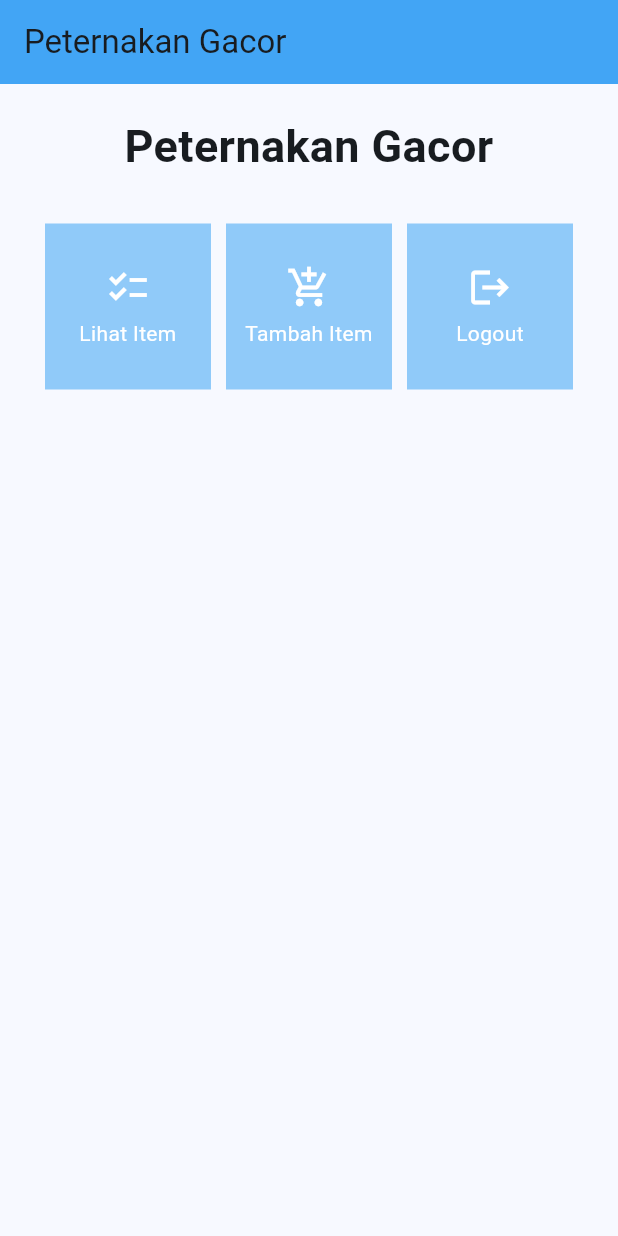
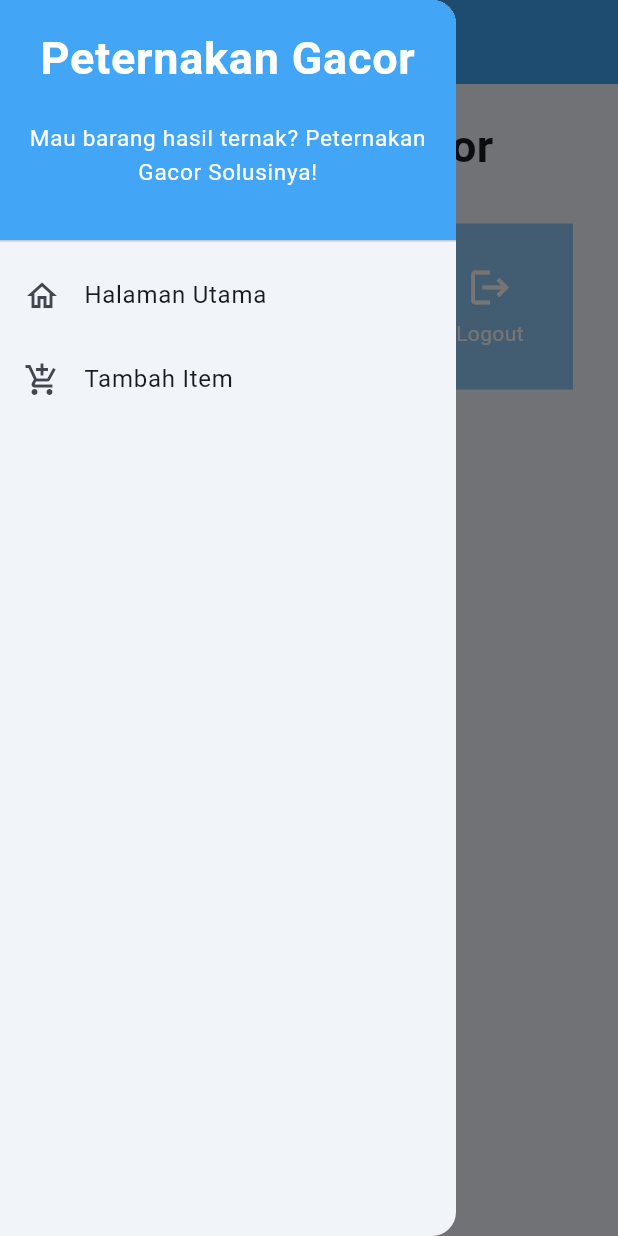
Before and after one commit to ternaksapi/peternakan-gacor-mobile, a Flutter app: the screen it shows after launch, with the side drawer open (before the commit the screen has no drawer), on a phone screen of 412 x 824 dp. Run offline on Flutter 3.47's test engine with Material 2 defaults, Android fonts, the light colour scheme and no system bars.

Commit message:
Tugas 8 Selesai

```diff
--- a/lib/main.dart
+++ b/lib/main.dart
@@ -1,5 +1,5 @@
 import 'package:flutter/material.dart';
-import 'package:peternakan_gacor/menu.dart';
+import 'package:peternakan_gacor/screens/menu.dart';
 
 void main() {
   runApp(const MyApp());
--- a/lib/menu.dart
+++ /dev/null
@@ -1,110 +0,0 @@
-import 'package:flutter/material.dart';
-
-class MyHomePage extends StatelessWidget {
-    MyHomePage({Key? key}) : super(key: key);
-
-    final List<ShopItem> items = [
-        ShopItem("Lihat Item", Icons.checklist),
-        ShopItem("Tambah Item", Icons.add_shopping_cart),
-        ShopItem("Logout", Icons.logout),
-    ];
-
-    @override
-    Widget build(BuildContext context) {
-        return Scaffold(
-        appBar: AppBar(
-        title: const Text(
-          'Peternakan Gacor',
-        ),
-        backgroundColor: Colors.blue.shade400,
-      ),
-      body: SingleChildScrollView(
-        // Widget wrapper yang dapat discroll
-        child: Padding(
-          padding: const EdgeInsets.all(10.0), // Set padding dari halaman
-          child: Column(
-            // Widget untuk menampilkan children secara vertikal
-            children: <Widget>[
-              const Padding(
-                padding: EdgeInsets.only(top: 10.0, bottom: 10.0),
-                // Widget Text untuk menampilkan tulisan dengan alignment center dan style yang sesuai
-                child: Text(
-                  'Peternakan Gacor', // Text yang menandakan toko
-                  textAlign: TextAlign.center,
-                  style: TextStyle(
-                    fontSize: 30,
-                    fontWeight: FontWeight.bold,
-                  ),
-                ),
-              ),
-              // Grid layout
-              GridView.count(
-                // `Container` pada card kita.
-                primary: true,
-                padding: const EdgeInsets.all(20),
-                crossAxisSpacing: 10,
-                mainAxisSpacing: 10,
-                crossAxisCount: 3,
-                shrinkWrap: true,
-                children: items.map((ShopItem item) {
-                  // Iterasi untuk setiap item
-                  return ShopCard(item);
-                }).toList(),
-              ),
-            ],
-          ),
-        ),
-      ),
-    );
-  }
-}
-class ShopItem {
-  final String name;
-  final IconData icon;
-
-  ShopItem(this.name, this.icon);
-}
-class ShopCard extends StatelessWidget {
-  final ShopItem item;
-
-  const ShopCard(this.item, {super.key}); // Constructor
-
-  @override
-  Widget build(BuildContext context) {
-    return Material(
-      color: Colors.blue.shade200,
-      child: InkWell(
-        // Area responsive terhadap sentuhan
-        onTap: () {
-          // Memunculkan SnackBar ketika diklik
-          ScaffoldMessenger.of(context)
-            ..hideCurrentSnackBar()
-            ..showSnackBar(SnackBar(
-                content: Text("Kamu telah menekan tombol ${item.name}!")));
-        },
-        child: Container(
-          // Container untuk menyimpan Icon dan Text
-          padding: const EdgeInsets.all(8),
-          child: Center(
-            child: Column(
-              mainAxisAlignment: MainAxisAlignment.center,
-              children: [
-                Icon(
-                  item.icon,
-                  color: Colors.white,
-                  size: 30.0,
-                ),
-                const Padding(padding: EdgeInsets.all(3)),
-                Text(
-                  item.name,
-                  textAlign: TextAlign.center,
-                  style: const TextStyle(color: Colors.white),
-      ),
-              ],
-            ),
-          ),
-        ),
-      ),
-    );
-  }
-}
--- /dev/null
+++ b/lib/screens/menu.dart
@@ -0,0 +1,64 @@
+import 'package:flutter/material.dart';
+import 'package:peternakan_gacor/widgets/left_drawer.dart';
+import 'package:peternakan_gacor/widgets/shop_card.dart';
+
+class MyHomePage extends StatelessWidget {
+  MyHomePage({Key? key}) : super(key: key);
+
+  final List<ShopItem> items = [
+    ShopItem("Lihat Item", Icons.checklist),
+    ShopItem("Tambah Item", Icons.add_shopping_cart),
+    ShopItem("Logout", Icons.logout),
+  ];
+
+  @override
+  Widget build(BuildContext context) {
+    return Scaffold(
+      appBar: AppBar(
+        title: const Text(
+          'Peternakan Gacor',
+        ),
+        backgroundColor: Colors.blue.shade400,
+        foregroundColor: Colors.white,
+      ),
+      drawer: const LeftDrawer(),
+      body: SingleChildScrollView(
+        // Widget wrapper yang dapat discroll
+        child: Padding(
+          padding: const EdgeInsets.all(10.0), // Set padding dari halaman
+          child: Column(
+            // Widget untuk menampilkan children secara vertikal
+            children: <Widget>[
+              const Padding(
+                padding: EdgeInsets.only(top: 10.0, bottom: 10.0),
+                // Widget Text untuk menampilkan tulisan dengan alignment center dan style yang sesuai
+                child: Text(
+                  'Peternakan Gacor', // Text yang menandakan toko
+                  textAlign: TextAlign.center,
+                  style: TextStyle(
+                    fontSize: 30,
+                    fontWeight: FontWeight.bold,
+                  ),
+                ),
+              ),
+              // Grid layout
+              GridView.count(
+                // `Container` pada card kita.
+                primary: true,
+                padding: const EdgeInsets.all(20),
+                crossAxisSpacing: 10,
+                mainAxisSpacing: 10,
+                crossAxisCount: 3,
+                shrinkWrap: true,
+                children: items.map((ShopItem item) {
+                  // Iterasi untuk setiap item
+                  return ShopCard(item);
+                }).toList(),
+              ),
+            ],
+          ),
+        ),
+      ),
+    );
+  }
+}
--- /dev/null
+++ b/lib/widgets/left_drawer.dart
@@ -0,0 +1,69 @@
+import 'package:flutter/material.dart';
+import 'package:peternakan_gacor/screens/menu.dart';
+import 'package:peternakan_gacor/screens/item_form.dart';
+
+class LeftDrawer extends StatelessWidget {
+  const LeftDrawer({super.key});
+
+  @override
+  Widget build(BuildContext context) {
+    return Drawer(
+      child: ListView(
+        children: [
+          const DrawerHeader(
+            decoration: BoxDecoration(
+              color: Color.fromARGB(255, 66, 165, 245),
+            ),
+            child: Column(
+              children: [
+                Text(
+                  'Peternakan Gacor',
+                  textAlign: TextAlign.center,
+                  style: TextStyle(
+                    fontSize: 30,
+                    fontWeight: FontWeight.bold,
+                    color: Colors.white,
+                  ),
+                ),
+                Padding(padding: EdgeInsets.all(10)),
+                Text(
+                  "Mau barang hasil ternak? Peternakan Gacor Solusinya!",
+                  textAlign: TextAlign.center,
+                  style: TextStyle(
+                    fontSize: 15,
+                    fontWeight: FontWeight.normal,
+                    color: Colors.white,
+                  ),
+                ),
+              ],
+            ),
+          ),
+          ListTile(
+            leading: const Icon(Icons.home_outlined),
+            title: const Text('Halaman Utama'),
+            // Bagian redirection ke MyHomePage
+            onTap: () {
+              Navigator.pushReplacement(
+                  context,
+                  MaterialPageRoute(
+                    builder: (context) => MyHomePage(),
+                  ));
+            },
+          ),
+          ListTile(
+            leading: const Icon(Icons.add_shopping_cart),
+            title: const Text('Tambah Item'),
+            // Bagian redirection ke ShopFormPage
+            onTap: () {
+              Navigator.pushReplacement(
+                  context,
+                  MaterialPageRoute(
+                    builder: (context) => const ItemFormPage(),
+                  ));
+            },
+          ),
+        ],
+      ),
+    );
+  }
+}
--- /dev/null
+++ b/lib/widgets/shop_card.dart
@@ -0,0 +1,59 @@
+import 'package:flutter/material.dart';
+import 'package:peternakan_gacor/screens/item_form.dart';
+
+class ShopItem {
+  final String name;
+  final IconData icon;
+
+  ShopItem(this.name, this.icon);
+}
+
+class ShopCard extends StatelessWidget {
+  final ShopItem item;
+
+  const ShopCard(this.item, {super.key}); // Constructor
+
+  @override
+  Widget build(BuildContext context) {
+    return Material(
+      color: Colors.blue.shade200,
+      child: InkWell(
+        // Area responsive terhadap sentuhan
+        onTap: () {
+          // Memunculkan SnackBar ketika diklik
+          ScaffoldMessenger.of(context)
+            ..hideCurrentSnackBar()
+            ..showSnackBar(SnackBar(
+                content: Text("Kamu telah menekan tombol ${item.name}!")));
+
+          if (item.name == "Tambah Item") {
+            Navigator.push(context,
+                MaterialPageRoute(builder: (context) => const ItemFormPage()));
+          }
+        },
+        child: Container(
+          // Container untuk menyimpan Icon dan Text
+          padding: const EdgeInsets.all(8),
+          child: Center(
+            child: Column(
+              mainAxisAlignment: MainAxisAlignment.center,
+              children: [
+                Icon(
+                  item.icon,
+                  color: Colors.white,
+                  size: 30.0,
+                ),
+                const Padding(padding: EdgeInsets.all(3)),
+                Text(
+                  item.name,
+                  textAlign: TextAlign.center,
+                  style: const TextStyle(color: Colors.white),
+                ),
+              ],
+            ),
+          ),
+        ),
+      ),
+    );
+  }
+}
```
Also changed, not shown: lib/screens/item_form.dart (added, +157 -0 lines), 1 other file.
